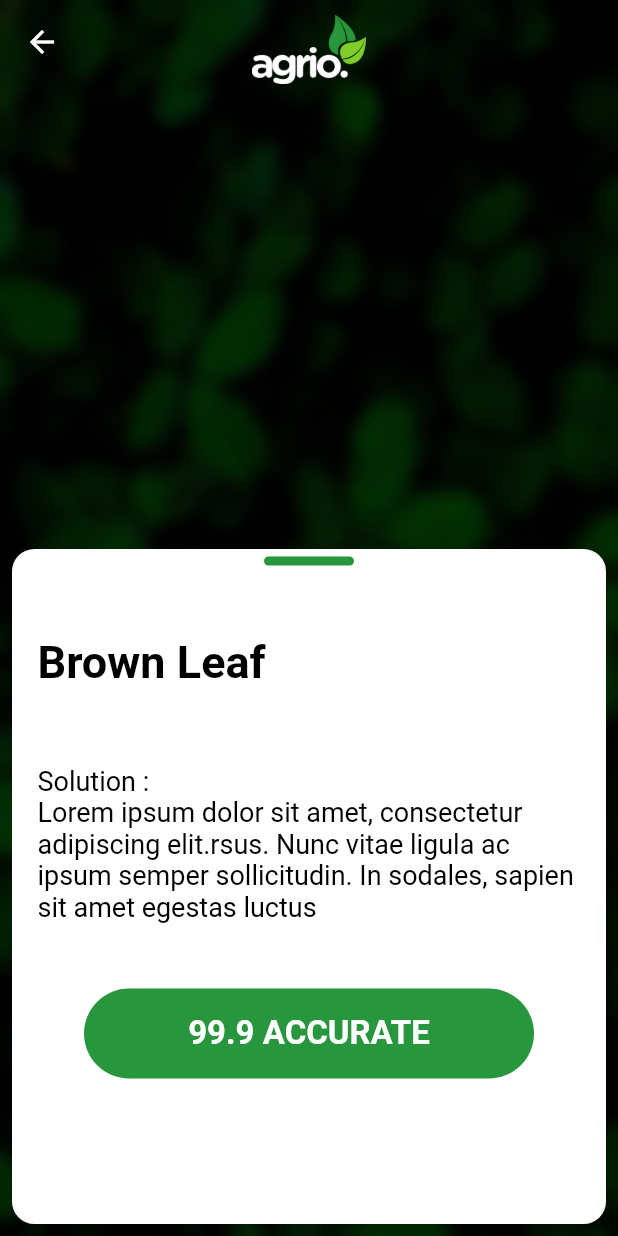
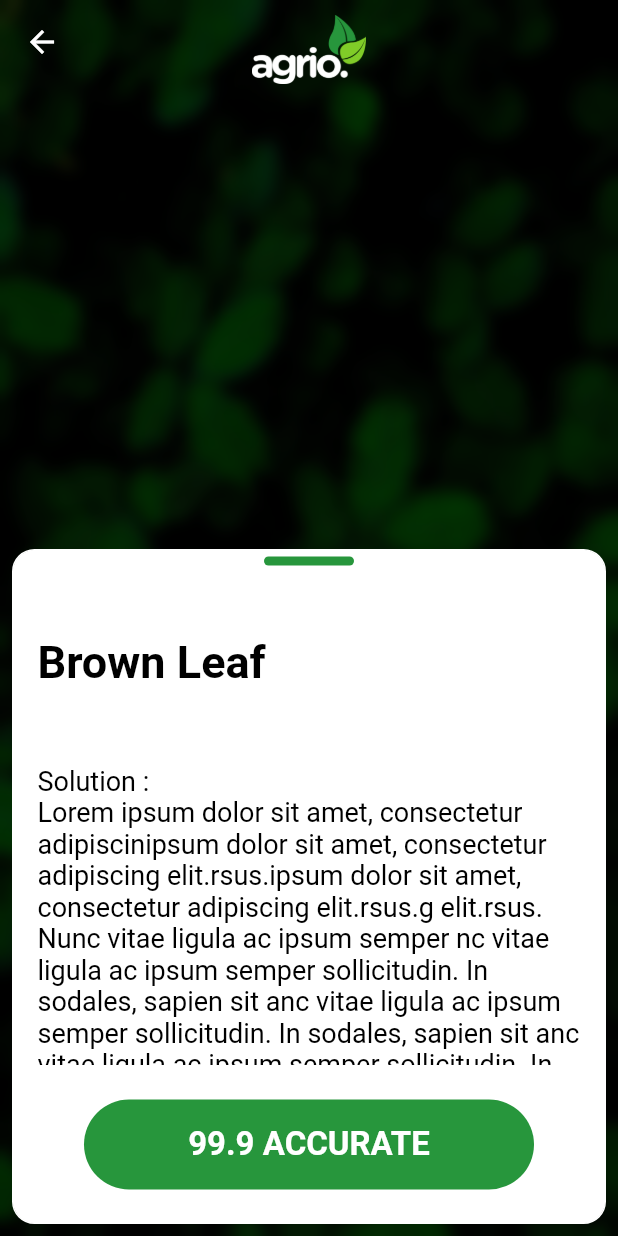
Before and after one commit to TiranChanuka/Leaf-Diseases-Detecting-app-Mobile-App-UI-, a Flutter app: the ResultShowing screen opened directly, on a phone screen of 412 x 824 dp. Run offline on Flutter 3.47's test engine with Material 2 defaults, Android fonts, the phone set to English and light mode, and no system bars; our stand-ins replace device_preview, image_picker.

Commit message:
Update ResultShowingScreen.dart

```diff
--- a/lib/Screens/ResultShowingScreen.dart
+++ b/lib/Screens/ResultShowingScreen.dart
@@ -12,13 +12,9 @@ class ResultShowing extends StatelessWidget {
       extendBodyBehindAppBar: true,
       appBar: AppBar(
         title: Text(''),
-        // Empty title to remove the default app bar text
         backgroundColor: Colors.transparent,
-        // Transparent app bar background
         elevation: 0,
-        // No shadow
         centerTitle: true,
-        // Center the logo
         leading: IconButton(
           icon: Icon(Icons.arrow_back),
           onPressed: () {
@@ -61,6 +57,7 @@ class ResultShowing extends StatelessWidget {
         border: Border.all(color: Colors.white),
         borderRadius: BorderRadius.circular(15),
       ),
+
       child: Column(
         crossAxisAlignment: CrossAxisAlignment.start,
         children: [
@@ -88,8 +85,11 @@ class ResultShowing extends StatelessWidget {
           ),
            Padding(
               padding: const EdgeInsets.symmetric(horizontal: 16, vertical: 8),
+              child: SizedBox(
+                height: 200,
+                child: SingleChildScrollView(
                   child: Text(
-              'Solution :\nLorem ipsum dolor sit amet, consectetur adipiscing elit.rsus. Nunc vitae ligula ac ipsum semper sollicitudin. In sodales, sapien sit amet egestas luctus\n',
+                    'Solution :\nLorem ipsum dolor sit amet, consectetur adipiscinipsum dolor sit amet, consectetur adipiscing elit.rsus.ipsum dolor sit amet, consectetur adipiscing elit.rsus.g elit.rsus. Nunc vitae ligula ac ipsum semper nc vitae ligula ac ipsum semper sollicitudin. In sodales, sapien sit anc vitae ligula ac ipsum semper sollicitudin. In sodales, sapien sit anc vitae ligula ac ipsum semper sollicitudin. In sodales, sapien sit asollicitudin. In sodales, sapien sit amet egestas luctus\n',
                     style: TextStyle(
                       fontSize: 18,
                       color: Colors.black,
@@ -97,6 +97,9 @@ class ResultShowing extends StatelessWidget {
                     ),
                   ),
                 ),
+              ),
+            ),
+
           Center(
             child: Padding(
               padding: const EdgeInsets.symmetric(
```
Lines whose indentation alone changed are shown as unchanged.
